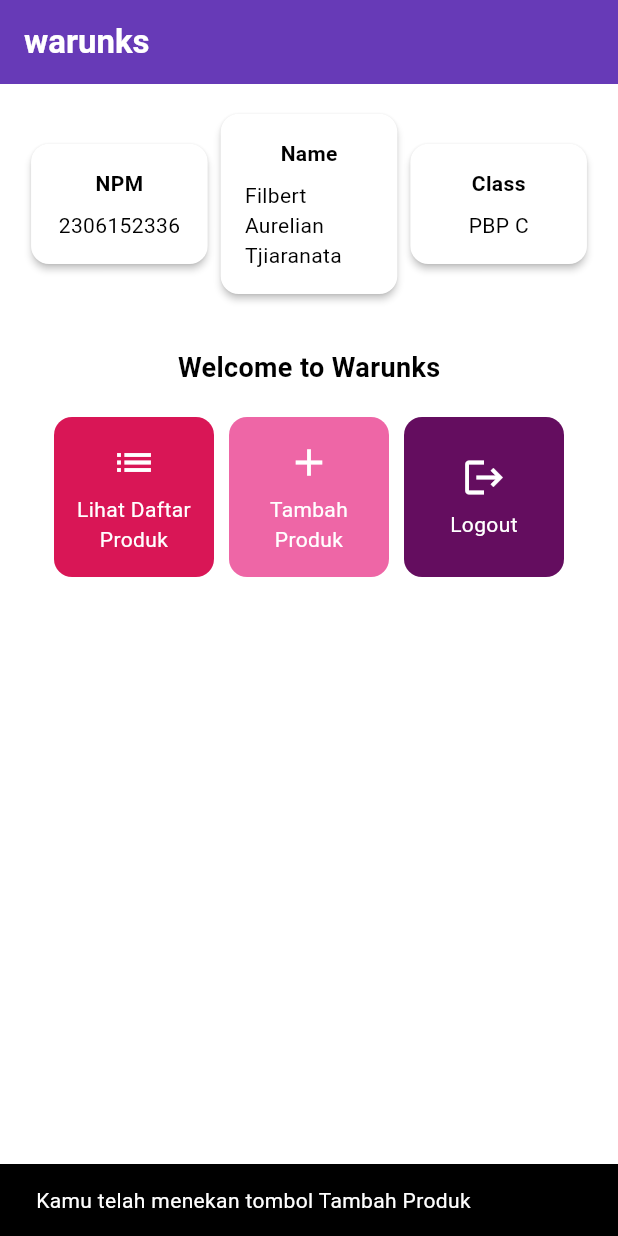
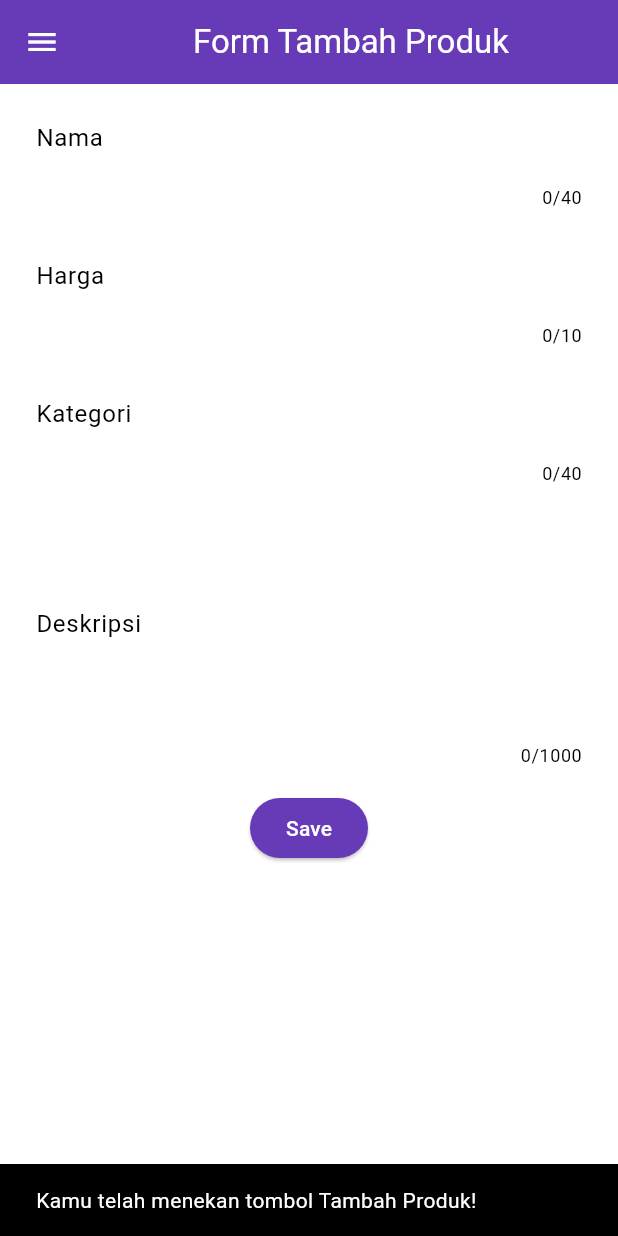
Before and after one commit to FilbertAT/m_warunks, a Flutter app: the screen it shows after launch, after a tap on "Tambah Produk", on a phone screen of 412 x 824 dp. Run offline on Flutter 3.47's test engine with Material 3 defaults, Android fonts, the phone set to English and light mode, and no system bars.

Commit message:
Finished Tugas 8

```diff
--- a/lib/main.dart
+++ b/lib/main.dart
@@ -1,5 +1,5 @@
 import 'package:flutter/material.dart';
-import 'package:m_warunks/menu.dart';
+import 'package:m_warunks/screens/menu.dart';
 
 void main() {
   runApp(const MyApp());
@@ -12,7 +12,7 @@
   @override
   Widget build(BuildContext context) {
     return MaterialApp(
-      title: 'Flutter Demo',
+      title: 'warunks',
       theme: ThemeData(
         colorScheme: ColorScheme.fromSwatch(
               primarySwatch: Colors.deepPurple,
--- a/lib/menu.dart
+++ b/lib/screens/menu.dart
@@ -1,4 +1,6 @@
 import 'package:flutter/material.dart';
+import 'package:m_warunks/widgets/left_drawer.dart';
+import 'package:m_warunks/widgets/product_card.dart';
 
 class MyHomePage extends StatelessWidget {
   final String npm = '2306152336';
@@ -8,11 +10,22 @@
   MyHomePage({super.key});
 
   final List<ItemHomepage> items = [
-    ItemHomepage("Lihat Daftar Produk", Icons.list, const Color.fromARGB(255, 217, 22, 86)),
-    ItemHomepage("Tambah Produk", Icons.add, const Color.fromARGB(255, 238, 102, 166)),
-    ItemHomepage("Logout", Icons.logout, const Color.fromARGB(255, 100, 13, 95)),
+    ItemHomepage(
+      "Lihat Daftar Produk",
+      Icons.list,
+      const Color.fromARGB(255, 217, 22, 86), // Original color
+    ),
+    ItemHomepage(
+      "Tambah Produk",
+      Icons.add,
+      const Color.fromARGB(255, 238, 102, 166), // Original color
+    ),
+    ItemHomepage(
+      "Logout",
+      Icons.logout,
+      const Color.fromARGB(255, 100, 13, 95), // Original color
+    ),
   ];
-
 
   @override
   Widget build(BuildContext context) {
@@ -20,9 +33,9 @@
     return Scaffold(
       // AppBar adalah bagian atas halaman yang menampilkan judul.
       appBar: AppBar(
-        // Judul aplikasi "warunks" dengan teks putih dan tebal.
+        // Judul aplikasi "Warunks" dengan teks putih dan tebal.
         title: const Text(
-          'warunks',
+          'Warunks',
           style: TextStyle(
             color: Colors.white,
             fontWeight: FontWeight.bold,
@@ -30,7 +43,11 @@
         ),
         // Warna latar belakang AppBar diambil dari skema warna tema aplikasi.
         backgroundColor: Theme.of(context).colorScheme.primary,
+        // Mengganti warna icon drawer menjadi putih
+        iconTheme: const IconThemeData(color: Colors.white),
       ),
+      // Masukkan drawer sebagai parameter nilai drawer dari widget Scaffold
+      drawer: const LeftDrawer(),
       // Body halaman dengan padding di sekelilingnya.
       body: Padding(
         padding: const EdgeInsets.all(16.0),
@@ -61,7 +78,7 @@
                   const Padding(
                     padding: EdgeInsets.only(top: 16.0),
                     child: Text(
-                      'Welcome to Warunks',
+                      'Welcome to Mental Health Tracker',
                       style: TextStyle(
                         fontWeight: FontWeight.bold,
                         fontSize: 18.0,
@@ -69,7 +86,7 @@
                     ),
                   ),
 
-                  // Grid untuk menampilkan ItemCard dalam bentuk grid 3 kolom.
+                  // Grid untuk menampilkan ProductCard dalam bentuk grid 3 kolom.
                   GridView.count(
                     primary: true,
                     padding: const EdgeInsets.all(20),
@@ -79,9 +96,9 @@
                     // Agar grid menyesuaikan tinggi kontennya.
                     shrinkWrap: true,
 
-                    // Menampilkan ItemCard untuk setiap item dalam list items.
+                    // Menampilkan ProductCard untuk setiap item dalam list items.
                     children: items.map((ItemHomepage item) {
-                      return ItemCard(item);
+                      return ProductCard(item);
                     }).toList(),
                   ),
                 ],
@@ -94,13 +111,6 @@
   }
 }
 
-class ItemHomepage {
-     final String name;
-     final IconData icon;
-     final Color color;
-
-     ItemHomepage(this.name, this.icon, this.color);
- }
 
 class InfoCard extends StatelessWidget {
   // Kartu informasi yang menampilkan title dan content.
@@ -134,56 +144,3 @@
     );
   }
 }
-
-class ItemCard extends StatelessWidget {
-  // Menampilkan kartu dengan ikon dan nama.
-
-  final ItemHomepage item;
-
-  const ItemCard(this.item, {super.key});
-
-  @override
-  Widget build(BuildContext context) {
-    return Material(
-      // Menentukan warna latar belakang dari tema aplikasi.
-      color: item.color,
-      // Membuat sudut kartu melengkung.
-      borderRadius: BorderRadius.circular(12),
-
-      child: InkWell(
-        // Aksi ketika kartu ditekan.
-        onTap: () {
-          // Menampilkan pesan SnackBar saat kartu ditekan.
-          ScaffoldMessenger.of(context)
-            ..hideCurrentSnackBar()
-            ..showSnackBar(
-              SnackBar(content: Text("Kamu telah menekan tombol ${item.name}"))
-            );
-        },
-        // Container untuk menyimpan Icon dan Text
-        child: Container(
-          padding: const EdgeInsets.all(8),
-          child: Center(
-            child: Column(
-              // Menyusun ikon dan teks di tengah kartu.
-              mainAxisAlignment: MainAxisAlignment.center,
-              children: [
-                Icon(
-                  item.icon,
-                  color: Colors.white,
-                  size: 30.0,
-                ),
-                const Padding(padding: EdgeInsets.all(3)),
-                Text(
-                  item.name,
-                  textAlign: TextAlign.center,
-                  style: const TextStyle(color: Colors.white),
-                ),
-              ],
-            ),
-          ),
-        ),
-      ),
-    );
-  }
-}
--- /dev/null
+++ b/lib/screens/productentry_form.dart
@@ -0,0 +1,224 @@
+import 'package:flutter/material.dart';
+import 'package:m_warunks/widgets/left_drawer.dart';
+
+class ProductEntryFormPage extends StatefulWidget {
+  const ProductEntryFormPage({super.key});
+
+  @override
+  State<ProductEntryFormPage> createState() => _ProductEntryFormPageState();
+}
+
+class _ProductEntryFormPageState extends State<ProductEntryFormPage> {
+  final _formKey = GlobalKey<FormState>();
+
+  // Form fields
+  String _name = "";
+  String _price = "";
+  String _category = "";
+  String _description = "";
+
+  @override
+  Widget build(BuildContext context) {
+    return Scaffold(
+      appBar: AppBar(
+        title: const Center(
+          child: Text(
+            'Form Tambah Produk',
+          ),
+        ),
+        backgroundColor: Theme.of(context).colorScheme.primary,
+        foregroundColor: Colors.white,
+      ),
+      drawer: const LeftDrawer(),
+      body: Form(
+        key: _formKey,
+        child: SingleChildScrollView(
+          child: Column(
+            crossAxisAlignment: CrossAxisAlignment.start,
+            children: [
+              // Name Field
+              Padding(
+                padding: const EdgeInsets.all(8.0),
+                child: TextFormField(
+                  decoration: InputDecoration(
+                    hintText: "Nama Produk",
+                    labelText: "Nama",
+                    border: OutlineInputBorder(
+                      borderRadius: BorderRadius.circular(5.0),
+                    ),
+                  ),
+                  maxLength: 40,
+                  onChanged: (String? value) {
+                    setState(() {
+                      _name = value!.trim();
+                    });
+                  },
+                  validator: (String? value) {
+                    if (value == null || value.trim().isEmpty) {
+                      return "Nama tidak boleh kosong!";
+                    }
+                    if (value.trim().length < 3) {
+                      return "Nama minimal 3 karakter!";
+                    }
+                    if (value.trim().length > 40) {
+                      return "Nama maksimal 40 karakter!";
+                    }
+                    return null;
+                  },
+                ),
+              ),
+
+              // Price Field
+              Padding(
+                padding: const EdgeInsets.all(8.0),
+                child: TextFormField(
+                  decoration: InputDecoration(
+                    hintText: "Harga",
+                    labelText: "Harga",
+                    border: OutlineInputBorder(
+                      borderRadius: BorderRadius.circular(5.0),
+                    ),
+                  ),
+                  keyboardType: TextInputType.number,
+                  maxLength: 10,
+                  onChanged: (String? value) {
+                    setState(() {
+                      _price = value!.trim();
+                    });
+                  },
+                  validator: (String? value) {
+                    if (value == null || value.trim().isEmpty) {
+                      return "Harga tidak boleh kosong!";
+                    }
+                    if (double.tryParse(value.trim()) == null) {
+                      return "Harga harus berupa angka!";
+                    }
+                    if (value.trim().length > 10) {
+                      return "Harga maksimal 10 digit!";
+                    }
+                    return null;
+                  },
+                ),
+              ),
+
+              // Category Field
+              Padding(
+                padding: const EdgeInsets.all(8.0),
+                child: TextFormField(
+                  decoration: InputDecoration(
+                    hintText: "Kategori",
+                    labelText: "Kategori",
+                    border: OutlineInputBorder(
+                      borderRadius: BorderRadius.circular(5.0),
+                    ),
+                  ),
+                  maxLength: 40,
+                  onChanged: (String? value) {
+                    setState(() {
+                      _category = value!.trim();
+                    });
+                  },
+                  validator: (String? value) {
+                    if (value == null || value.trim().isEmpty) {
+                      return "Kategori tidak boleh kosong!";
+                    }
+                    if (value.trim().length < 2) {
+                      return "Kategori minimal 2 karakter!";
+                    }
+                    if (value.trim().length > 40) {
+                      return "Kategori maksimal 40 karakter!";
+                    }
+                    return null;
+                  },
+                ),
+              ),
+
+              // Description Field
+              Padding(
+                padding: const EdgeInsets.all(8.0),
+                child: TextFormField(
+                  decoration: InputDecoration(
+                    hintText: "Deskripsi",
+                    labelText: "Deskripsi",
+                    border: OutlineInputBorder(
+                      borderRadius: BorderRadius.circular(5.0),
+                    ),
+                  ),
+                  maxLines: 5,
+                  maxLength: 1000,
+                  onChanged: (String? value) {
+                    setState(() {
+                      _description = value!.trim();
+                    });
+                  },
+                  validator: (String? value) {
+                    if (value == null || value.trim().isEmpty) {
+                      return "Deskripsi tidak boleh kosong!";
+                    }
+                    if (value.trim().length > 1000) {
+                      return "Deskripsi maksimal 1000 karakter!";
+                    }
+                    return null;
+                  },
+                ),
+              ),
+
+              // Save Button
+              Align(
+                alignment: Alignment.bottomCenter,
+                child: Padding(
+                  padding: const EdgeInsets.all(8.0),
+                  child: ElevatedButton(
+                    style: ButtonStyle(
+                      backgroundColor: MaterialStateProperty.all(
+                          Theme.of(context).colorScheme.primary),
+                    ),
+                    onPressed: () {
+                      if (_formKey.currentState!.validate()) {
+                        // Buat nanti kalo next" week kalo udah maenan server dan database,
+                        // disini buat send datanya ke server ato server
+
+                        showDialog(
+                          context: context,
+                          builder: (context) {
+                            return AlertDialog(
+                              title: const Text('Produk berhasil tersimpan'),
+                              content: SingleChildScrollView(
+                                child: Column(
+                                  crossAxisAlignment: CrossAxisAlignment.start,
+                                  children: [
+                                    Text('Nama: $_name'),
+                                    Text('Harga: $_price'),
+                                    Text('Kategori: $_category'),
+                                    Text('Deskripsi: $_description'),
+                                  ],
+                                ),
+                              ),
+                              actions: [
+                                TextButton(
+                                  child: const Text('OK'),
+                                  onPressed: () {
+                                    Navigator.pop(context);
+                                    _formKey.currentState!.reset();
+                                  },
+                                ),
+                              ],
+                            );
+                          },
+                        );
+                      }
+                    },
+                    child: const Text(
+                      "Save",
+                      style: TextStyle(color: Colors.white),
+                    ),
+                  ),
+                ),
+              ),
+            ],
+          ),
+        ),
+      ),
+    );
+  }
+}
--- /dev/null
+++ b/lib/widgets/left_drawer.dart
@@ -0,0 +1,70 @@
+import 'package:flutter/material.dart';
+import 'package:m_warunks/screens/menu.dart';
+import 'package:m_warunks/screens/productentry_form.dart';
+
+class LeftDrawer extends StatelessWidget {
+  const LeftDrawer({super.key});
+
+  @override
+  Widget build(BuildContext context) {
+    return Drawer(
+      child: ListView(
+        children: [
+          DrawerHeader(
+            decoration: BoxDecoration(
+              color: Theme.of(context).colorScheme.primary,
+            ),
+            child: const Column(
+              mainAxisAlignment: MainAxisAlignment.center,
+              children: [
+                Text(
+                  'warunks',
+                  textAlign: TextAlign.center,
+                  style: TextStyle(
+                    fontSize: 24,
+                    fontWeight: FontWeight.bold,
+                    color: Colors.white,
+                  ),
+                ),
+                SizedBox(height: 8),
+                Text(
+                  "Apa yang baru dari warunk-mu?",
+                  textAlign: TextAlign.center,
+                  style: TextStyle(
+                    fontSize: 15,
+                    color: Colors.white,
+                    fontWeight: FontWeight.normal,
+                  ),
+                ),
+              ],
+            ),
+          ),
+          ListTile(
+            leading: const Icon(Icons.home_outlined),
+            title: const Text('Halaman Utama'),
+            onTap: () {
+              Navigator.pushReplacement(
+                context,
+                MaterialPageRoute(
+                  builder: (context) => MyHomePage(),
+                ),
+              );
+            },
+          ),
+          ListTile(
+            leading: const Icon(Icons.add_shopping_cart),
+            title: const Text('Tambah Produk'),
+            onTap: () {
+              Navigator.pushReplacement(
+                context,
+                MaterialPageRoute(
+                  builder: (context) => ProductEntryFormPage(),
+                ),
+              );
+            },
+          ),
+        ],
+      ),
+    );
+  }
+}
--- /dev/null
+++ b/lib/widgets/product_card.dart
@@ -0,0 +1,74 @@
+import 'package:flutter/material.dart';
+import 'package:m_warunks/screens/productentry_form.dart';
+
+class ItemHomepage {
+  final String name;
+  final IconData icon;
+  final Color color;
+
+  ItemHomepage(this.name, this.icon, this.color);
+}
+
+class ProductCard extends StatelessWidget {
+  // Display a card with an icon and name.
+
+  final ItemHomepage item;
+
+  const ProductCard(this.item, {super.key});
+
+  @override
+  Widget build(BuildContext context) {
+    return Material(
+      // Set the background color from the app's theme.
+      color: item.color,
+      // Make the card corners rounded.
+      borderRadius: BorderRadius.circular(12),
+
+      child: InkWell(
+        // Action when the card is tapped.
+        onTap: () {
+          // Show a SnackBar message when the card is tapped.
+          ScaffoldMessenger.of(context)
+            ..hideCurrentSnackBar()
+            ..showSnackBar(
+              SnackBar(content: Text("Kamu telah menekan tombol ${item.name}!"))
+            );
+
+          // Navigate to the appropriate route based on the button type
+          if (item.name == "Tambah Produk") {
+            Navigator.push(
+              context,
+              MaterialPageRoute(
+                builder: (context) => const ProductEntryFormPage(),
+              ),
+            );
+          }
+          // You can add more navigation options here for other item names if needed
+        },
+        // Container to hold Icon and Text
+        child: Container(
+          padding: const EdgeInsets.all(8),
+          child: Center(
+            child: Column(
+              // Center the icon and text within the card.
+              mainAxisAlignment: MainAxisAlignment.center,
+              children: [
+                Icon(
+                  item.icon,
+                  color: Colors.white,
+                  size: 30.0,
+                ),
+                const Padding(padding: EdgeInsets.all(3)),
+                Text(
+                  item.name,
+                  textAlign: TextAlign.center,
+                  style: const TextStyle(color: Colors.white),
+                ),
+              ],
+            ),
+          ),
+        ),
+      ),
+    );
+  }
+}
```
Also changed, not shown: 1 other file.
